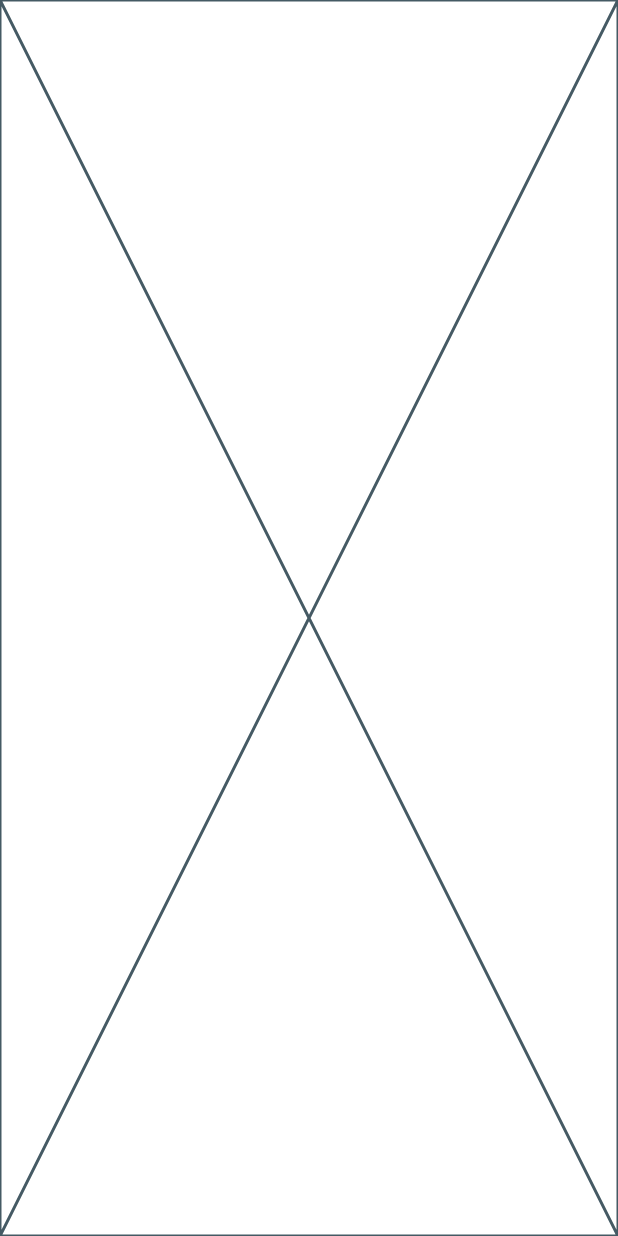
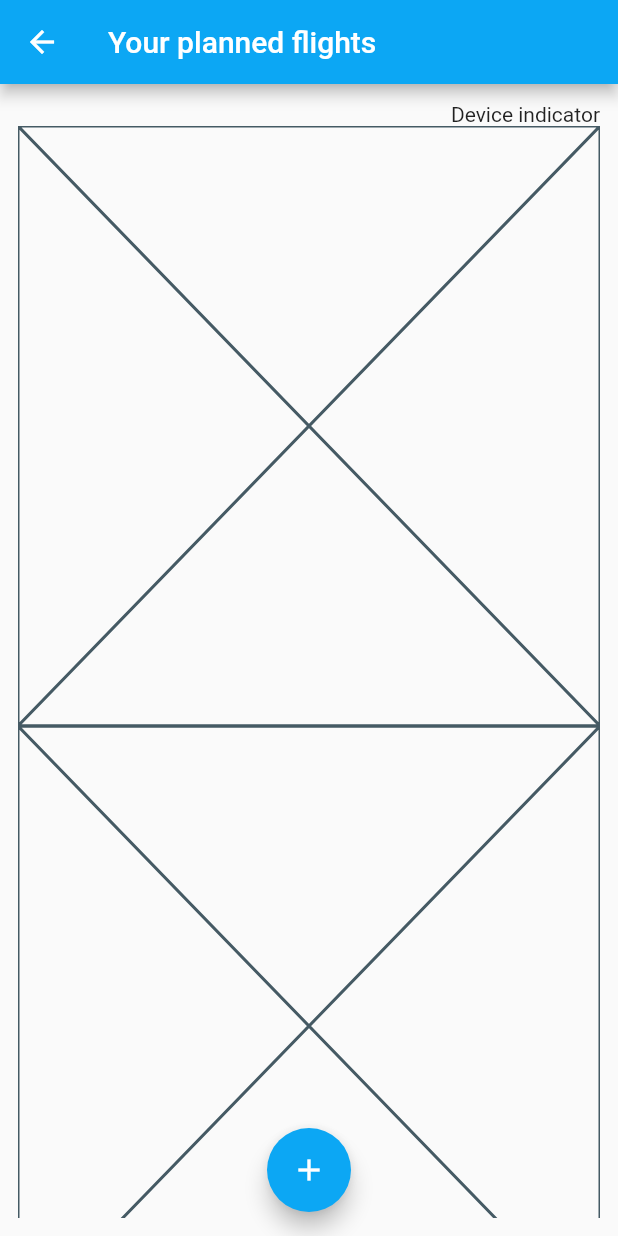
Before and after one commit to Esosek/dronetag_planner, a Flutter app: the screen it shows after launch, after a tap on "Add device label", after a tap on "Submit", on a phone screen of 412 x 824 dp. Run offline on Flutter 3.47's test engine with Material 2 defaults, Android fonts, the phone set to English and light mode, and no system bars; our stand-ins replace flutter_riverpod, google_fonts, logger.

Commit message:
Added FlightScreen

```diff
--- a/lib/components/device/active_device_indicator.dart
+++ b/lib/components/device/active_device_indicator.dart
@@ -0,0 +1,10 @@
+import 'package:flutter/material.dart';
+
+class ActiveDeviceIndicator extends StatelessWidget {
+  const ActiveDeviceIndicator({super.key});
+
+  @override
+  Widget build(BuildContext context) {
+    return const Text('Device indicator');
+  }
+}
--- a/lib/components/flight/flight_item.dart
+++ b/lib/components/flight/flight_item.dart
@@ -0,0 +1,14 @@
+import 'package:flutter/material.dart';
+
+import 'package:dronetag_planner/models/flight.dart';
+
+class FlightItem extends StatelessWidget {
+  const FlightItem(this.flight, {super.key});
+
+  final Flight flight;
+
+  @override
+  Widget build(BuildContext context) {
+    return const Placeholder();
+  }
+}
--- a/lib/main.dart
+++ b/lib/main.dart
@@ -23,7 +23,10 @@ class MainApp extends StatelessWidget {
   Widget build(BuildContext context) {
     return MaterialApp(
       home: const LoginScreen(),
-      theme: _theme,
+      theme: _theme.copyWith(
+        floatingActionButtonTheme: const FloatingActionButtonThemeData()
+            .copyWith(backgroundColor: _theme.colorScheme.primaryContainer),
+      ),
     );
   }
 }
--- a/lib/screens/flight_screen.dart
+++ b/lib/screens/flight_screen.dart
@@ -1,10 +1,45 @@
+import 'package:dronetag_planner/components/device/active_device_indicator.dart';
 import 'package:flutter/material.dart';
+import 'package:flutter_riverpod/flutter_riverpod.dart';
 
-class FlightScreen extends StatelessWidget {
+import 'package:dronetag_planner/providers/flights_provider.dart';
+import 'package:dronetag_planner/components/flight/flight_item.dart';
+
+class FlightScreen extends ConsumerWidget {
   const FlightScreen({super.key});
 
   @override
-  Widget build(BuildContext context) {
-    return const Placeholder();
+  Widget build(BuildContext context, WidgetRef ref) {
+    final flights = ref.watch(flightsProvider);
+
+    return SafeArea(
+      child: Scaffold(
+        appBar: AppBar(
+          title: const Text('Your planned flights'),
+          backgroundColor: Theme.of(context).colorScheme.primaryContainer,
+        ),
+        floatingActionButton: FloatingActionButton(
+          child: const Icon(Icons.add),
+          // TODO: Implement FAB onPressed in FlightScreen
+          onPressed: () {},
+        ),
+        floatingActionButtonLocation: FloatingActionButtonLocation.centerFloat,
+        body: Padding(
+          padding: const EdgeInsets.all(12),
+          child: Column(
+            crossAxisAlignment: CrossAxisAlignment.end,
+            children: [
+              const ActiveDeviceIndicator(),
+              Expanded(
+                child: ListView.builder(
+                  itemCount: flights.length,
+                  itemBuilder: (context, index) => FlightItem(flights[index]),
+                ),
+              ),
+            ],
+          ),
+        ),
+      ),
+    );
   }
 }
```
